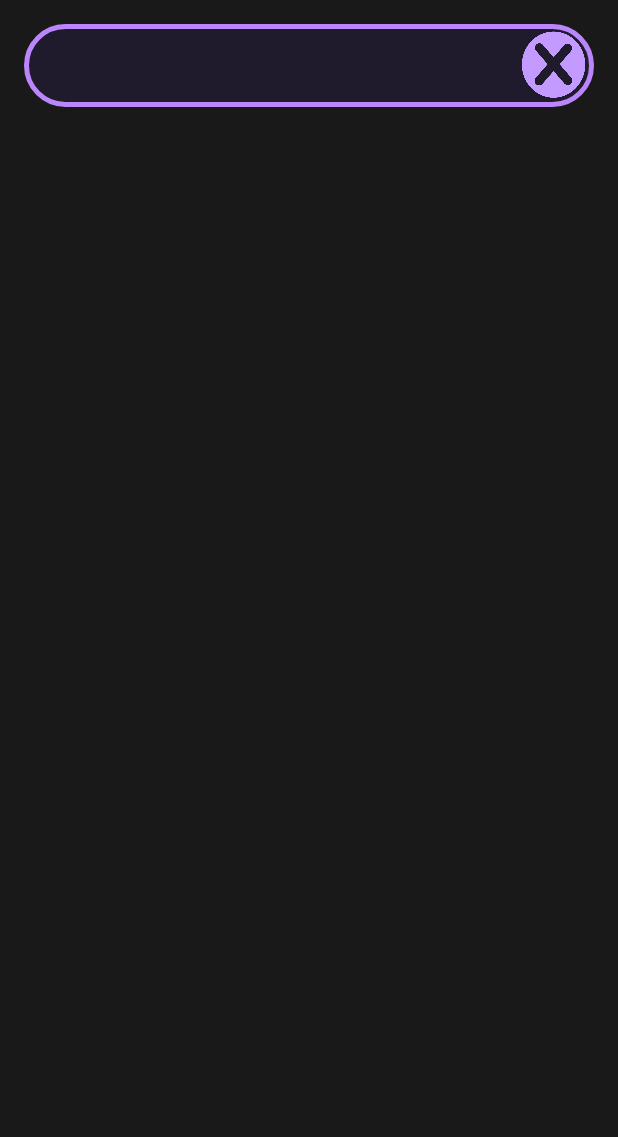
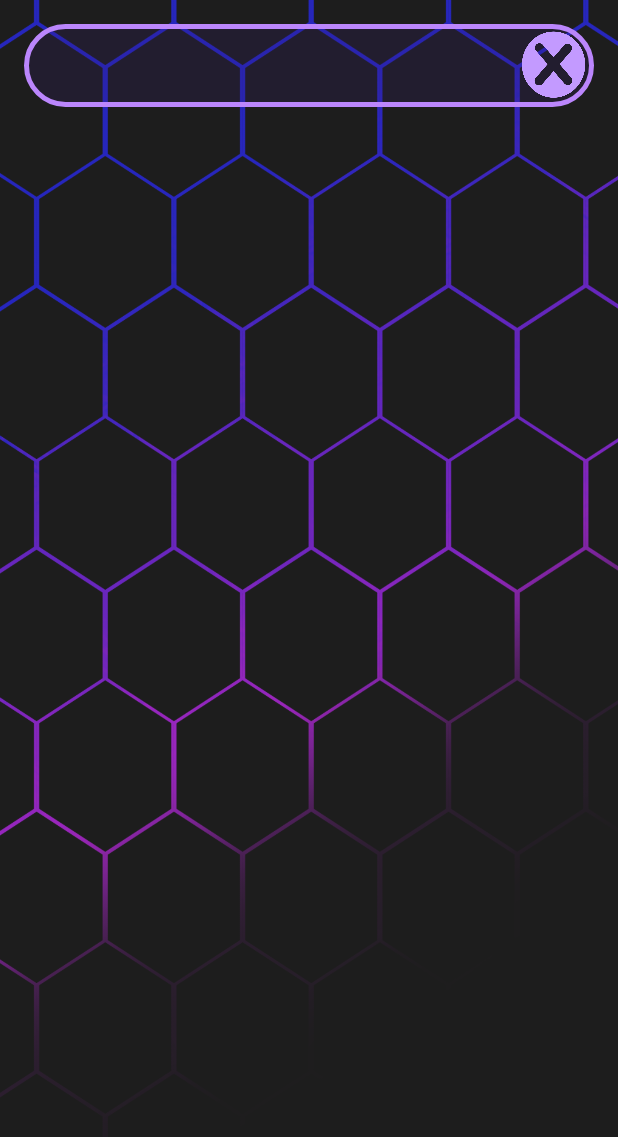
Before and after one commit to DAguileraBusselle/GameToday, an Android app: the fragment SearchFragment shown on its own in the app's theme, on a phone screen of 412 x 824 dp. Shown: the top 1137 px of the screen. Run offline under Robolectric (Android 15) with nearby library versions, the phone set to English and light mode, and no system bars; our stand-ins replace Firebase (no records; nobody signed in at launch, a user with empty details on screens opened directly), Picasso.

Commit message:
tamos wapos

```diff
--- a/app/src/main/AndroidManifest.xml
+++ b/app/src/main/AndroidManifest.xml
@@ -14,7 +14,8 @@
             android:exported="true" />
         <activity
             android:name=".HomeActivity"
-            android:exported="true" />
+            android:exported="true"
+            android:windowSoftInputMode="adjustNothing"/>
         <activity
             android:name=".IniciarSesionActivity"
             android:exported="true" />
--- a/app/src/main/java/com/dam/gametoday/RegistrarActivity.java
+++ b/app/src/main/java/com/dam/gametoday/RegistrarActivity.java
@@ -30,6 +30,7 @@ import com.google.firebase.database.DatabaseReference;
 import com.google.firebase.database.FirebaseDatabase;
 
 import java.util.HashMap;
+import java.util.Locale;
 
 public class RegistrarActivity extends AppCompatActivity implements View.OnClickListener {
 
@@ -177,7 +178,7 @@ public class RegistrarActivity extends AppCompatActivity implements View.OnClick
             startActivity(i);
             finish();
         } else {
-            String nombre = etNombre.getText().toString().trim();
+            String nombre = etNombre.getText().toString().trim().toLowerCase();
             String correo = etCorreo.getText().toString().trim();
             String contra = etContra.getText().toString().trim();
             String contraCheck = etContraCheck.getText().toString().trim();
--- a/app/src/main/java/com/dam/gametoday/fragments/FeedFragment.java
+++ b/app/src/main/java/com/dam/gametoday/fragments/FeedFragment.java
@@ -90,6 +90,7 @@ public class FeedFragment extends Fragment implements View.OnClickListener {
 
                 sortListReverse(listaPublicaciones);
 
+
                 adapter.notifyDataSetChanged();
             }
 
--- a/app/src/main/java/com/dam/gametoday/model/Usuario.java
+++ b/app/src/main/java/com/dam/gametoday/model/Usuario.java
@@ -36,4 +36,7 @@ public class Usuario {
     public void setUserId(String userId) {
         this.userId = userId;
     }
+
+    public Usuario() {
+    }
 }
--- a/app/src/main/java/com/dam/gametoday/rvUtils/SearchAdapter.java
+++ b/app/src/main/java/com/dam/gametoday/rvUtils/SearchAdapter.java
@@ -38,7 +38,7 @@ public class SearchAdapter extends RecyclerView.Adapter<SearchAdapter.SearchVH>
     @Override
     public SearchAdapter.SearchVH onCreateViewHolder(@NonNull ViewGroup parent, int viewType) {
         View v = LayoutInflater.from(parent.getContext())
-                .inflate(R.layout.feed_layout, parent, false);
+                .inflate(R.layout.search_layout, parent, false);
         SearchAdapter.SearchVH vh = new SearchAdapter.SearchVH(v);
         return vh;
     }
@@ -66,7 +66,6 @@ public class SearchAdapter extends RecyclerView.Adapter<SearchAdapter.SearchVH>
             super(itemView);
             tvNombreUser = itemView.findViewById(R.id.tvNombreUserSearch);
             ivFotoUser = itemView.findViewById(R.id.ivFotoPerfilSearch);
-
         }
 
         public void bindSearch(Usuario user) {
--- a/app/src/main/res/layout/feed_layout.xml
+++ b/app/src/main/res/layout/feed_layout.xml
@@ -63,7 +63,6 @@
             app:layout_constraintTop_toBottomOf="@id/llUserFeed"
             android:layout_width="match_parent"
             android:layout_height="wrap_content"
-            android:text="bua tio me he despertao con unas ganas de chupar polla que te cagas"
             android:textColor="@color/morao_trans_menos"
             android:fontFamily="@font/conthrax_sb"
             />
--- a/app/src/main/res/layout/fragment_search.xml
+++ b/app/src/main/res/layout/fragment_search.xml
@@ -5,7 +5,7 @@
     android:layout_height="match_parent"
     xmlns:app="http://schemas.android.com/apk/res-auto"
     tools:context=".fragments.SearchFragment"
-    android:background="@color/gris_guay">
+    android:background="@drawable/fondohex">
 
     <LinearLayout
         android:layout_marginTop="@dimen/padding"
@@ -23,6 +23,8 @@
             android:layout_weight="1"
             android:fontFamily="@font/conthrax_sb"
             android:id="@+id/etSearchUsuario"
+            android:textSize="24sp"
+            android:textColor="@color/morao_trans_menos"
             android:layout_width="match_parent"
             android:layout_height="wrap_content"
 
@@ -35,9 +37,23 @@
             android:src="@drawable/cross"/>
     </LinearLayout>
 
+    <TextView
+        android:id="@+id/tvAviso"
+        android:layout_width="wrap_content"
+        android:layout_height="wrap_content"
+        android:layout_below="@id/llSearchUsuario"
+        android:layout_centerVertical="true"
+        android:textAlignment="center"
+        android:fontFamily="@font/conthrax_sb"
+        android:padding="@dimen/padding"
+        android:textColor="@color/morrao_chilling"
+        android:textSize="20sp"
+        android:visibility="gone"
+        />
+
     <androidx.recyclerview.widget.RecyclerView
         android:layout_marginTop="8dp"
-        android:layout_below="@id/llSearchUsuario"
+        android:layout_below="@id/tvAviso"
         android:id="@+id/rvSearch"
         android:layout_width="match_parent"
         android:layout_height="wrap_content"
--- a/app/src/main/res/values/strings.xml
+++ b/app/src/main/res/values/strings.xml
@@ -47,4 +47,6 @@
     <string name="btn_cambiar_foto">CAMBIAR FOTO</string>
     <string name="toast_foto_subida">Foto subida con éxito</string>
     <string name="btn_seguir">SEGUIR</string>
+    <string name="introduce_search">Introduce un nombre de usuario para buscarlo</string>
+    <string name="no_result_search">No encontramos lo que buscas :(</string>
 </resources>
```
Also changed, not shown: app/src/main/java/com/dam/gametoday/HomeActivity.java (+7 -1 lines), app/src/main/java/com/dam/gametoday/fragments/SearchFragment.java (+65 -3 lines), app/src/main/res/layout/search_layout.xml (+7 -4 lines).
